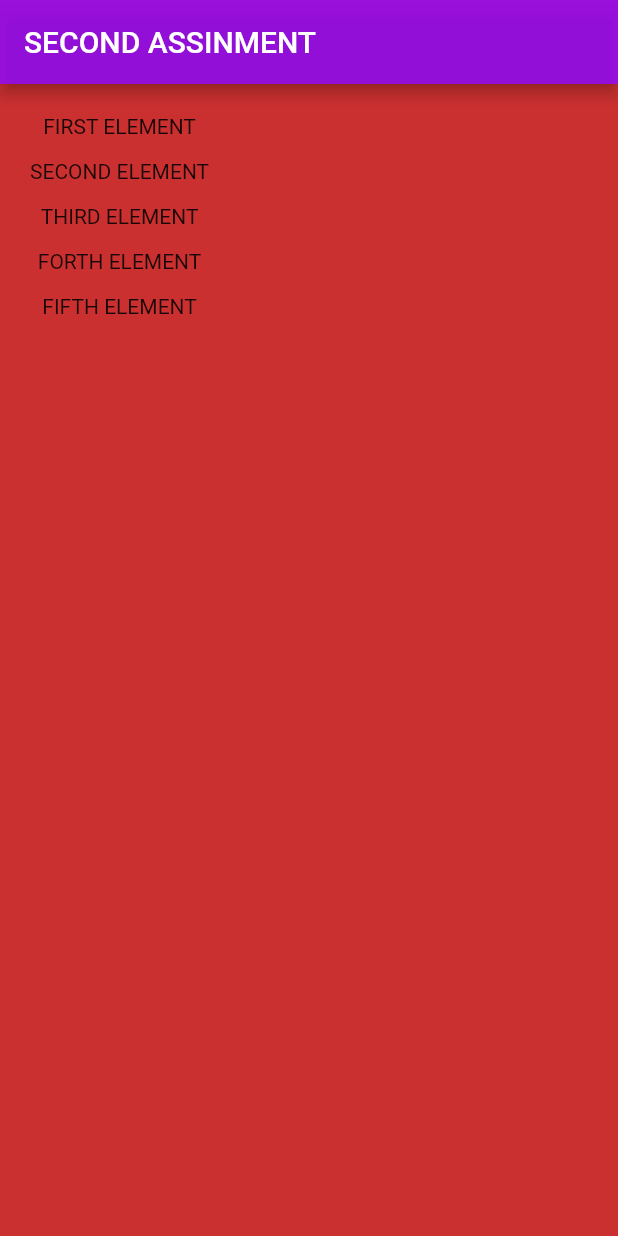
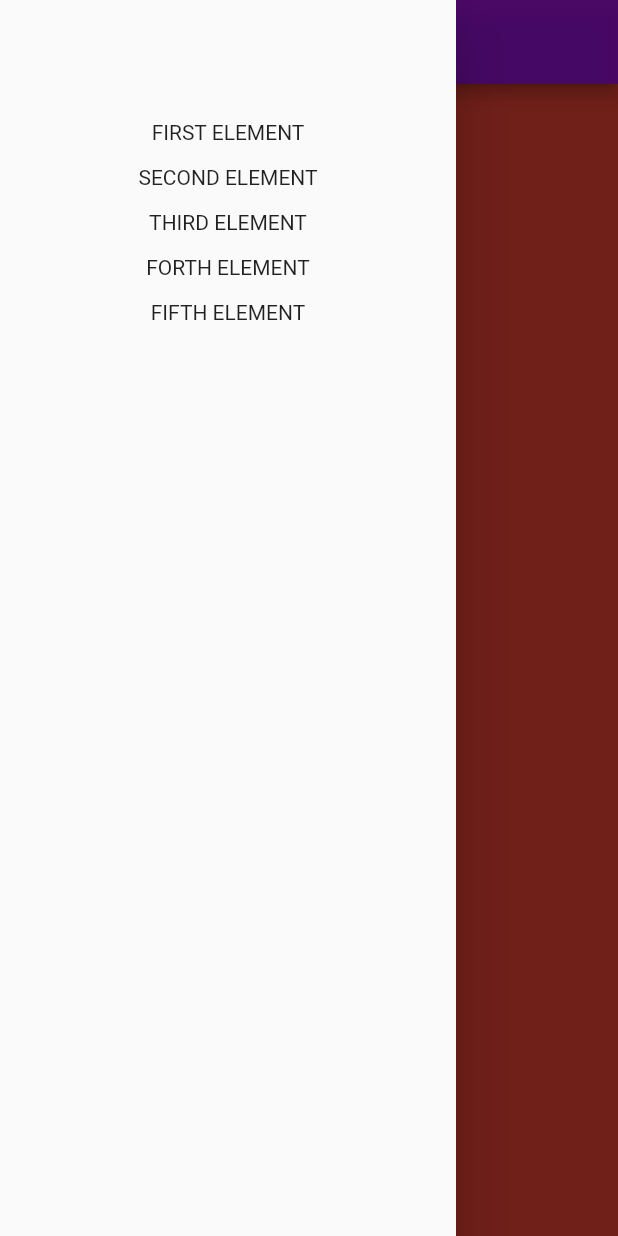
Before and after one commit to RawanHamada/flutterAss2, a Flutter app: the screen it shows after launch, with the side drawer open (before the commit the screen has no drawer), on a phone screen of 412 x 824 dp. Run offline on Flutter 3.47's test engine with Material 2 defaults, Android fonts, the phone set to English and light mode, and no system bars.

Commit message:
first commit

```diff
--- a/lib/main.dart
+++ b/lib/main.dart
@@ -1,3 +1,5 @@
+import 'dart:ui';
+
 import 'package:flutter/material.dart';
 
 void main() {
@@ -17,28 +19,107 @@ class MyApp extends StatelessWidget {
 class TabBarPage extends StatelessWidget {
   @override
   Widget build(BuildContext context) {
+    final deviceOriantation = MediaQuery.of(context).orientation;
     return DefaultTabController(
       length: 3,
       child: Scaffold(
+        drawer:
+            deviceOriantation == Orientation.portrait ? DrawerItems() : null,
         appBar: AppBar(
-          title: Text('SECOND ASSINMENT'),
+          title: Text(
+            'SECOND ASSINMENT',
+            style: TextStyle(fontSize: 15, fontWeight: FontWeight.w500),
+          ),
           backgroundColor: Color.fromARGB(210, 145, 10, 255),
         ),
-        body: Padding(
-          padding: const EdgeInsets.all(20),
-          child: Column(
-            children: [
-              SizedBox(child: Text('FIRST ELEMENT'),height: 30,),
-              SizedBox(child: Text('SECOND ELEMENT'),height: 30,),
-              SizedBox(child: Text('THIRD ELEMENT'),height: 30),
-              SizedBox(child: Text('FORTH ELEMENT'),height: 30),
-              SizedBox(child: Text('FIFTH ELEMENT'),height: 30),
-            ],
-          ),
+        body: Center(
+          child: deviceOriantation == Orientation.portrait
+              ? MyPaortrait()
+              : MyLand(),
         ),
-          // physics: NeverScrollableScrollPhysics(),
-         backgroundColor: Color.fromARGB(210, 192, 4, 4),
+        // physics: NeverScrollableScrollPhysics(),
+        backgroundColor: deviceOriantation == Orientation.portrait
+            ? Colors.red
+            : Colors.white,
       ),
     );
   }
 }
+
+class MyPaortrait extends StatelessWidget {
+  @override
+  Widget build(BuildContext context) {
+    return Text('');
+  }
+}
+
+class MyLand extends StatelessWidget {
+  @override
+  Widget build(BuildContext context) {
+    final screenWidth = MediaQuery.of(context).size.width;
+    return Row(
+      children: [
+        Container(
+          width: screenWidth*0.5,
+          color: Colors.white,
+          child: Column(
+        children: [
+          Padding(
+            padding: const EdgeInsets.only(top: 80),
+            child: Column(
+              children: [
+                SizedBox(
+                  child: Text('FIRST ELEMENT'),
+                  height: 30,
+                ),
+                SizedBox(
+                  child: Text('SECOND ELEMENT'),
+                  height: 30,
+                ),
+                SizedBox(child: Text('THIRD ELEMENT'), height: 30),
+                SizedBox(child: Text('FORTH ELEMENT'), height: 30),
+                SizedBox(child: Text('FIFTH ELEMENT'), height: 30),
+              ],
+            ),
+          ),
+        ],
+      ),
+        ),
+        Container(
+          width: screenWidth*0.5,
+          color: Colors.red,
+        )
+      ],
+    );
+  }
+}
+
+class DrawerItems extends StatelessWidget {
+  @override
+  Widget build(BuildContext context) {
+    return Drawer(
+      child: Column(
+        children: [
+          Padding(
+            padding: const EdgeInsets.only(top: 80),
+            child: Column(
+              children: [
+                SizedBox(
+                  child: Text('FIRST ELEMENT'),
+                  height: 30,
+                ),
+                SizedBox(
+                  child: Text('SECOND ELEMENT'),
+                  height: 30,
+                ),
+                SizedBox(child: Text('THIRD ELEMENT'), height: 30),
+                SizedBox(child: Text('FORTH ELEMENT'), height: 30),
+                SizedBox(child: Text('FIFTH ELEMENT'), height: 30),
+              ],
+            ),
+          ),
+        ],
+      ),
+    );
+  }
+}
```
